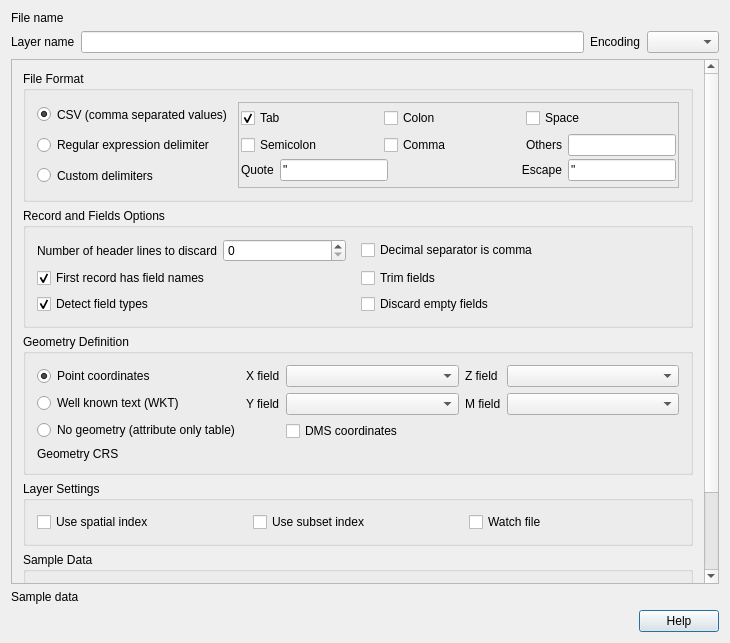
qgis/QGIS, file src/ui/qgsdelimitedtextsourceselectbase.ui: the form before one commit.
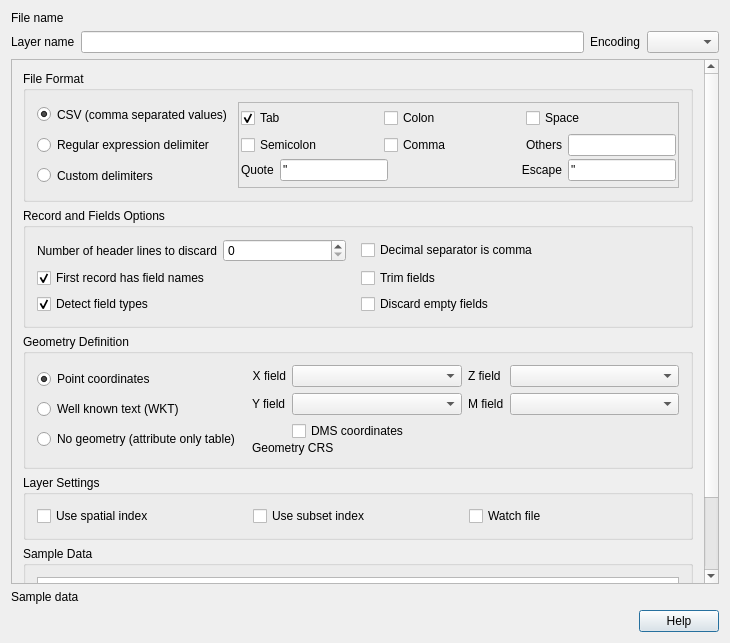
The form after the commit. Icons and pictures are not drawn. Custom widgets are drawn as their Qt base class.

Commit message:
Some tweaks to the add delimited text layer dialog
- Avoid the crs widget display when there is no geometry expected in the layer
- Align the crs widget with other geometry related settings
- various cleanup of the ui file and tab order

```diff
--- a/src/ui/qgsdelimitedtextsourceselectbase.ui
+++ b/src/ui/qgsdelimitedtextsourceselectbase.ui
@@ -158,8 +158,8 @@
        <rect>
         <x>0</x>
         <y>0</y>
-        <width>714</width>
-        <height>514</height>
+        <width>696</width>
+        <height>648</height>
        </rect>
       </property>
       <property name="sizePolicy">
@@ -791,7 +791,7 @@
        <item>
         <widget class="QgsCollapsibleGroupBox" name="geometryDefinitionGroupBox">
          <property name="sizePolicy">
-          <sizepolicy hsizetype="Preferred" vsizetype="Fixed">
+          <sizepolicy hsizetype="Preferred" vsizetype="Preferred">
            <horstretch>0</horstretch>
            <verstretch>0</verstretch>
           </sizepolicy>
@@ -803,239 +803,33 @@
           <bool>true</bool>
          </property>
          <layout class="QGridLayout" name="gridLayout">
-          <item row="0" column="0">
-           <layout class="QVBoxLayout" name="verticalLayout_16">
-            <property name="topMargin">
-             <number>0</number>
-            </property>
-            <item>
-             <widget class="QRadioButton" name="geomTypeXY">
-              <property name="enabled">
-               <bool>true</bool>
-              </property>
-              <property name="toolTip">
-               <string>Geometry is a point defined by X and Y coordinate fields</string>
-              </property>
-              <property name="statusTip">
-               <string>Geometry is a point defined by X and Y coordinate fields</string>
-              </property>
-              <property name="whatsThis">
-               <string>Geometry is a point defined by X and Y coordinate fields</string>
-              </property>
-              <property name="text">
-               <string>Point coordinates</string>
-              </property>
-              <property name="checked">
-               <bool>true</bool>
-              </property>
-             </widget>
-            </item>
-            <item>
-             <widget class="QRadioButton" name="geomTypeWKT">
-              <property name="enabled">
-               <bool>true</bool>
-              </property>
-              <property name="toolTip">
-               <string>Geometry is read as a well known text string from the selected fields</string>
-              </property>
-              <property name="statusTip">
-               <string>Geometry is read as a well known text string from the selected fields</string>
-              </property>
-              <property name="whatsThis">
-               <string>Geometry is read as a well known text string from the selected fields</string>
-              </property>
-              <property name="text">
-               <string>Well known text (WKT)</string>
-              </property>
-             </widget>
-            </item>
-            <item>
-             <widget class="QRadioButton" name="geomTypeNone">
-              <property name="toolTip">
-               <string>The file contains only attribute information - it will not be displayed on the map</string>
-              </property>
-              <property name="statusTip">
-               <string>The file contains only attribute information - it will not be displayed on the map</string>
-              </property>
-              <property name="whatsThis">
-               <string>The file contains only attribute information - it will not be displayed on the map</string>
-              </property>
-              <property name="text">
-               <string>No geometry (attribute only table)</string>
-              </property>
-             </widget>
-            </item>
-           </layout>
-          </item>
+          <property name="horizontalSpacing">
+           <number>12</number>
+          </property>
           <item row="0" column="1">
+           <layout class="QVBoxLayout" name="verticalLayout_5">
+            <property name="spacing">
+             <number>0</number>
+            </property>
+            <item>
            <widget class="QStackedWidget" name="swGeomType">
             <property name="currentIndex">
              <number>0</number>
             </property>
             <widget class="QWidget" name="swpGeomXY">
+               <property name="sizePolicy">
+                <sizepolicy hsizetype="Preferred" vsizetype="Preferred">
+                 <horstretch>0</horstretch>
+                 <verstretch>0</verstretch>
+                </sizepolicy>
+               </property>
              <layout class="QVBoxLayout" name="verticalLayout_8">
               <property name="margin">
                <number>0</number>
               </property>
               <item>
-               <layout class="QGridLayout" name="gridLayout_5" columnstretch="0,0">
-                <item row="3" column="1" colspan="3">
-                 <widget class="QCheckBox" name="cbxXyDms">
-                  <property name="toolTip">
-                   <string>X and Y coordinates are expressed in degrees/minutes/seconds</string>
-                  </property>
-                  <property name="statusTip">
-                   <string>X and Y coordinates are expressed in degrees/minutes/seconds</string>
-                  </property>
-                  <property name="whatsThis">
-                   <string>X and Y coordinates are expressed in degrees/minutes/seconds</string>
-                  </property>
-                  <property name="text">
-                   <string>DMS coordinates</string>
-                  </property>
-                 </widget>
-                </item>
-                <item row="1" column="1">
-                 <widget class="QComboBox" name="cmbXField">
-                  <property name="enabled">
-                   <bool>true</bool>
-                  </property>
-                  <property name="sizePolicy">
-                   <sizepolicy hsizetype="Expanding" vsizetype="Fixed">
-                    <horstretch>0</horstretch>
-                    <verstretch>0</verstretch>
-                   </sizepolicy>
-                  </property>
-                  <property name="minimumSize">
-                   <size>
-                    <width>120</width>
-                    <height>0</height>
-                   </size>
-                  </property>
-                  <property name="toolTip">
-                   <string>Name of the field containing x values</string>
-                  </property>
-                  <property name="statusTip">
-                   <string>Name of the field containing x values</string>
-                  </property>
-                  <property name="whatsThis">
-                   <string>Name of the field containing x values</string>
-                  </property>
-                  <property name="editable">
-                   <bool>false</bool>
-                  </property>
-                 </widget>
-                </item>
-                <item row="2" column="1">
-                 <widget class="QComboBox" name="cmbYField">
-                  <property name="enabled">
-                   <bool>true</bool>
-                  </property>
-                  <property name="sizePolicy">
-                   <sizepolicy hsizetype="Expanding" vsizetype="Fixed">
-                    <horstretch>0</horstretch>
-                    <verstretch>0</verstretch>
-                   </sizepolicy>
-                  </property>
-                  <property name="minimumSize">
-                   <size>
-                    <width>120</width>
-                    <height>0</height>
-                   </size>
-                  </property>
-                  <property name="toolTip">
-                   <string>Name of the field containing y values</string>
-                  </property>
-                  <property name="statusTip">
-                   <string>Name of the field containing y values</string>
-                  </property>
-                  <property name="whatsThis">
-                   <string>Name of the field containing y values</string>
-                  </property>
-                  <property name="editable">
-                   <bool>false</bool>
-                  </property>
-                 </widget>
-                </item>
-                <item row="1" column="3">
-                 <widget class="QComboBox" name="cmbZField">
-                  <property name="enabled">
-                   <bool>true</bool>
-                  </property>
-                  <property name="sizePolicy">
-                   <sizepolicy hsizetype="Expanding" vsizetype="Fixed">
-                    <horstretch>0</horstretch>
-                    <verstretch>0</verstretch>
-                   </sizepolicy>
-                  </property>
-                  <property name="minimumSize">
-                   <size>
-                    <width>120</width>
-                    <height>0</height>
-                   </size>
-                  </property>
-                  <property name="toolTip">
-                   <string>Name of the field containing z values</string>
-                  </property>
-                  <property name="statusTip">
-                   <string>Name of the field containing z values</string>
-                  </property>
-                  <property name="whatsThis">
-                   <string>Name of the field containing z values</string>
-                  </property>
-                  <property name="editable">
-                   <bool>false</bool>
-                  </property>
-                 </widget>
-                </item>
-                <item row="2" column="3">
-                 <widget class="QComboBox" name="cmbMField">
-                  <property name="enabled">
-                   <bool>true</bool>
-                  </property>
-                  <property name="sizePolicy">
-                   <sizepolicy hsizetype="Expanding" vsizetype="Fixed">
-                    <horstretch>0</horstretch>
-                    <verstretch>0</verstretch>
-                   </sizepolicy>
-                  </property>
-                  <property name="minimumSize">
-                   <size>
-                    <width>120</width>
-                    <height>0</height>
-                   </size>
-                  </property>
-                  <property name="toolTip">
-                   <string>Name of the field containing m values</string>
-                  </property>
-                  <property name="statusTip">
-                   <string>Name of the field containing m values</string>
-                  </property>
-                  <property name="whatsThis">
-                   <string>Name of the field containing m values</string>
-                  </property>
-                  <property name="editable">
-                   <bool>false</bool>
-                  </property>
-                 </widget>
-                </item>
+                 <layout class="QGridLayout" name="gridLayout_5" columnstretch="0,0,0,0">
                 <item row="1" column="0">
-                 <widget class="QLabel" name="textLabelX">
-                  <property name="enabled">
-                   <bool>true</bool>
-                  </property>
-                  <property name="text">
-                   <string>&lt;p align=&quot;left&quot;&gt;X field&lt;/p&gt;</string>
-                  </property>
-                  <property name="alignment">
-                   <set>Qt::AlignRight|Qt::AlignTrailing|Qt::AlignVCenter</set>
-                  </property>
-                  <property name="buddy">
-                   <cstring>cmbXField</cstring>
-                  </property>
-                 </widget>
-                </item>
-                <item row="2" column="0">
                  <widget class="QLabel" name="textLabelY">
                   <property name="enabled">
                    <bool>true</bool>
@@ -1047,14 +841,14 @@
                    </sizepolicy>
                   </property>
                   <property name="text">
-                   <string>&lt;p align=&quot;left&quot;&gt;Y field&lt;/p&gt;</string>
+                     <string>Y field</string>
                   </property>
                   <property name="buddy">
                    <cstring>cmbYField</cstring>
                   </property>
                  </widget>
                 </item>
-                <item row="1" column="2">
+                  <item row="0" column="2">
                  <widget class="QLabel" name="textLabelZ">
                   <property name="enabled">
                    <bool>true</bool>
@@ -1066,14 +860,108 @@
                    </sizepolicy>
                   </property>
                   <property name="text">
-                   <string>&lt;p align=&quot;left&quot;&gt;Z field&lt;/p&gt;</string>
+                     <string>Z field</string>
                   </property>
                   <property name="buddy">
                    <cstring>cmbZField</cstring>
                   </property>
                  </widget>
                 </item>
-                <item row="2" column="2">
+                  <item row="0" column="0">
+                   <widget class="QLabel" name="textLabelX">
+                    <property name="enabled">
+                     <bool>true</bool>
+                    </property>
+                    <property name="text">
+                     <string>X field</string>
+                    </property>
+                    <property name="alignment">
+                     <set>Qt::AlignRight|Qt::AlignTrailing|Qt::AlignVCenter</set>
+                    </property>
+                    <property name="buddy">
+                     <cstring>cmbXField</cstring>
+                    </property>
+                   </widget>
+                  </item>
+                  <item row="1" column="1">
+                   <widget class="QComboBox" name="cmbYField">
+                    <property name="enabled">
+                     <bool>true</bool>
+                    </property>
+                    <property name="sizePolicy">
+                     <sizepolicy hsizetype="Expanding" vsizetype="Fixed">
+                      <horstretch>0</horstretch>
+                      <verstretch>0</verstretch>
+                     </sizepolicy>
+                    </property>
+                    <property name="minimumSize">
+                     <size>
+                      <width>120</width>
+                      <height>0</height>
+                     </size>
+                    </property>
+                    <property name="toolTip">
+                     <string>Name of the field containing y values</string>
+                    </property>
+                    <property name="statusTip">
+                     <string>Name of the field containing y values</string>
+                    </property>
+                    <property name="whatsThis">
+                     <string>Name of the field containing y values</string>
+                    </property>
+                    <property name="editable">
+                     <bool>false</bool>
+                    </property>
+                   </widget>
+                  </item>
+                  <item row="2" column="1" colspan="3">
+                   <widget class="QCheckBox" name="cbxXyDms">
+                    <property name="toolTip">
+                     <string>X and Y coordinates are expressed in degrees/minutes/seconds</string>
+                    </property>
+                    <property name="statusTip">
+                     <string>X and Y coordinates are expressed in degrees/minutes/seconds</string>
+                    </property>
+                    <property name="whatsThis">
+                     <string>X and Y coordinates are expressed in degrees/minutes/seconds</string>
+                    </property>
+                    <property name="text">
+                     <string>DMS coordinates</string>
+                    </property>
+                   </widget>
+                  </item>
+                  <item row="0" column="3">
+                   <widget class="QComboBox" name="cmbZField">
+                    <property name="enabled">
+                     <bool>true</bool>
+                    </property>
+                    <property name="sizePolicy">
+                     <sizepolicy hsizetype="Expanding" vsizetype="Fixed">
+                      <horstretch>0</horstretch>
+                      <verstretch>0</verstretch>
+                     </sizepolicy>
+                    </property>
+                    <property name="minimumSize">
+                     <size>
+                      <width>120</width>
+                      <height>0</height>
+                     </size>
+                    </property>
+                    <property name="toolTip">
+                     <string>Name of the field containing z values</string>
+                    </property>
+                    <property name="statusTip">
+                     <string>Name of the field containing z values</string>
+                    </property>
+                    <property name="whatsThis">
+                     <string>Name of the field containing z values</string>
+                    </property>
+                    <property name="editable">
+                     <bool>false</bool>
+                    </property>
+                   </widget>
+                  </item>
+                  <item row="1" column="2">
                  <widget class="QLabel" name="textLabelM">
                   <property name="enabled">
                    <bool>true</bool>
@@ -1085,13 +973,75 @@
                    </sizepolicy>
                   </property>
                   <property name="text">
-                   <string>&lt;p align=&quot;left&quot;&gt;M field&lt;/p&gt;</string>
+                     <string>M field</string>
                   </property>
                   <property name="buddy">
                    <cstring>cmbMField</cstring>
                   </property>
                  </widget>
                 </item>
+                  <item row="1" column="3">
+                   <widget class="QComboBox" name="cmbMField">
+                    <property name="enabled">
+                     <bool>true</bool>
+                    </property>
+                    <property name="sizePolicy">
+                     <sizepolicy hsizetype="Expanding" vsizetype="Fixed">
+                      <horstretch>0</horstretch>
+                      <verstretch>0</verstretch>
+                     </sizepolicy>
+                    </property>
+                    <property name="minimumSize">
+                     <size>
+                      <width>120</width>
+                      <height>0</height>
+                     </size>
+                    </property>
+                    <property name="toolTip">
+                     <string>Name of the field containing m values</string>
+                    </property>
+                    <property name="statusTip">
+                     <string>Name of the field containing m values</string>
+                    </property>
+                    <property name="whatsThis">
+                     <string>Name of the field containing m values</string>
+                    </property>
+                    <property name="editable">
+                     <bool>false</bool>
+                    </property>
+                   </widget>
+                  </item>
+                  <item row="0" column="1">
+                   <widget class="QComboBox" name="cmbXField">
+                    <property name="enabled">
+                     <bool>true</bool>
+                    </property>
+                    <property name="sizePolicy">
+                     <sizepolicy hsizetype="Expanding" vsizetype="Fixed">
+                      <horstretch>0</horstretch>
+                      <verstretch>0</verstretch>
+                     </sizepolicy>
+                    </property>
+                    <property name="minimumSize">
+                     <size>
+                      <width>120</width>
+                      <height>0</height>
+                     </size>
+                    </property>
+                    <property name="toolTip">
+                     <string>Name of the field containing x values</string>
+                    </property>
+                    <property name="statusTip">
+                     <string>Name of the field containing x values</string>
+                    </property>
+                    <property name="whatsThis">
+                     <string>Name of the field containing x values</string>
+                    </property>
+                    <property name="editable">
+                     <bool>false</bool>
+                    </property>
+                   </widget>
+                  </item>
                </layout>
               </item>
              </layout>
@@ -1185,11 +1135,26 @@
               </item>
              </layout>
             </widget>
-            <widget class="QWidget" name="swpGeomNone"/>
-           </widget>
-          </item>
-          <item row="1" column="0">
+              <widget class="QWidget" name="swpGeomNone">
+               <property name="sizePolicy">
+                <sizepolicy hsizetype="Ignored" vsizetype="Ignored">
+                 <horstretch>0</horstretch>
+                 <verstretch>0</verstretch>
+                </sizepolicy>
+               </property>
+              </widget>
+             </widget>
+            </item>
+            <item>
+             <layout class="QHBoxLayout" name="horizontalLayout_2">
+              <item>
            <widget class="QLabel" name="textLabelCrs">
+                <property name="sizePolicy">
+                 <sizepolicy hsizetype="Fixed" vsizetype="Preferred">
+                  <horstretch>0</horstretch>
+                  <verstretch>0</verstretch>
+                 </sizepolicy>
+                </property>
             <property name="text">
              <string>Geometry CRS</string>
             </property>
@@ -1198,14 +1163,95 @@
             </property>
            </widget>
           </item>
-          <item row="1" column="1">
-           <widget class="QgsProjectionSelectionWidget" name="crsGeometry"/>
-          </item>
-         </layout>
+              <item>
+               <widget class="QgsProjectionSelectionWidget" name="crsGeometry" native="true"/>
+              </item>
+             </layout>
+            </item>
+            <item>
+             <spacer name="verticalSpacer_2">
+              <property name="orientation">
+               <enum>Qt::Vertical</enum>
+              </property>
+              <property name="sizeHint" stdset="0">
+               <size>
+                <width>20</width>
+                <height>20</height>
+               </size>
+              </property>
+             </spacer>
+            </item>
+           </layout>
+          </item>
+          <item row="0" column="0">
+           <layout class="QVBoxLayout" name="verticalLayout_16">
+            <property name="topMargin">
+             <number>0</number>
+            </property>
+            <item>
+             <widget class="QRadioButton" name="geomTypeXY">
+              <property name="enabled">
+               <bool>true</bool>
+              </property>
+              <property name="toolTip">
+               <string>Geometry is a point defined by X and Y coordinate fields</string>
+              </property>
+              <property name="statusTip">
+               <string>Geometry is a point defined by X and Y coordinate fields</string>
+              </property>
+              <property name="whatsThis">
+               <string>Geometry is a point defined by X and Y coordinate fields</string>
+              </property>
+              <property name="text">
+               <string>Point coordinates</string>
+              </property>
+              <property name="checked">
+               <bool>true</bool>
+              </property>
         </widget>
        </item>
        <item>
-        <widget class="QgsCollapsibleGroupBox" name="layeSettingsGroupBox">
+             <widget class="QRadioButton" name="geomTypeWKT">
+              <property name="enabled">
+               <bool>true</bool>
+              </property>
+              <property name="toolTip">
+               <string>Geometry is read as a well known text string from the selected fields</string>
+              </property>
+              <property name="statusTip">
+               <string>Geometry is read as a well known text string from the selected fields</string>
+              </property>
+              <property name="whatsThis">
+               <string>Geometry is read as a well known text string from the selected fields</string>
+              </property>
+              <property name="text">
+               <string>Well known text (WKT)</string>
+              </property>
+             </widget>
+            </item>
+            <item>
+             <widget class="QRadioButton" name="geomTypeNone">
+              <property name="toolTip">
+               <string>The file contains only attribute information - it will not be displayed on the map</string>
+              </property>
+              <property name="statusTip">
+               <string>The file contains only attribute information - it will not be displayed on the map</string>
+              </property>
+              <property name="whatsThis">
+               <string>The file contains only attribute information - it will not be displayed on the map</string>
+              </property>
+              <property name="text">
+               <string>No geometry (attribute only table)</string>
+              </property>
+             </widget>
+            </item>
+           </layout>
+          </item>
+         </layout>
+        </widget>
+       </item>
+       <item>
+        <widget class="QgsCollapsibleGroupBox" name="layerSettingsGroupBox">
          <property name="sizePolicy">
           <sizepolicy hsizetype="Preferred" vsizetype="Fixed">
            <horstretch>0</horstretch>
```
Left out of the diff: 66 changed lines with no effect on the pictures. Lines whose indentation alone changed are shown as unchanged. The commit also changes 2 other files.
